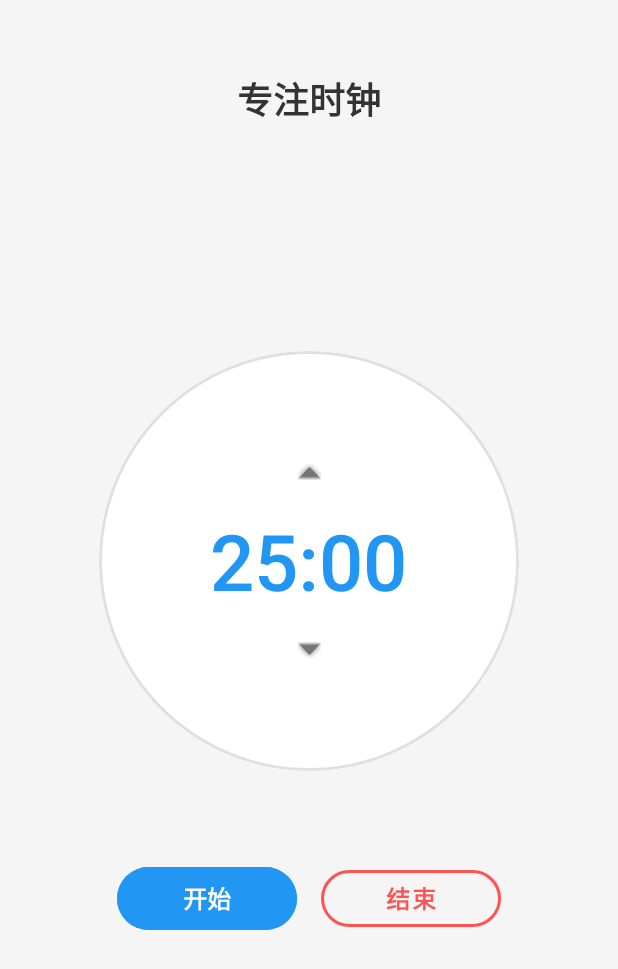
After one commit to Aiden-Sky/Calendar-Assistant, an Android app: the layout fragment_tomato.xml on its own in the app's theme, with its tools: preview values and no code run, on a phone screen of 412 x 824 dp. The commit adds this screen. Shown: the top 969 px of the screen. Run offline under Robolectric (Android 15) with nearby library versions, the phone set to English and light mode, and no system bars.

Commit message:
番茄时钟设计和部分主菜单修改5.2

```diff
--- a/app/build.gradle
+++ b/app/build.gradle
@@ -38,7 +38,7 @@ dependencies {
     implementation libs.constraintlayout
     implementation libs.navigation.fragment
     implementation libs.navigation.ui
-
+    implementation 'com.google.android.material:material:1.5.0'
 
     testImplementation libs.junit
     androidTestImplementation libs.ext.junit
--- /dev/null
+++ b/app/src/main/res/drawable/ic_menu_mark.xml
@@ -0,0 +1,5 @@
+<vector xmlns:android="http://schemas.android.com/apk/res/android" android:height="24dp" android:tint="#000000" android:viewportHeight="24" android:viewportWidth="24" android:width="24dp">
+
+    <path android:fillColor="@android:color/white" android:pathData="M9,16.17L4.83,12l-1.42,1.41L9,19 21,7l-1.41,-1.41z"/>
+
+</vector>
--- /dev/null
+++ b/app/src/main/res/layout/fragment_shedule.xml
@@ -0,0 +1,6 @@
+<?xml version="1.0" encoding="utf-8"?>
+<androidx.constraintlayout.widget.ConstraintLayout xmlns:android="http://schemas.android.com/apk/res/android"
+    android:layout_width="match_parent"
+    android:layout_height="match_parent">
+
+</androidx.constraintlayout.widget.ConstraintLayout>
--- /dev/null
+++ b/app/src/main/res/layout/fragment_tomato.xml
@@ -0,0 +1,122 @@
+<?xml version="1.0" encoding="utf-8"?>
+<androidx.constraintlayout.widget.ConstraintLayout
+    xmlns:android="http://schemas.android.com/apk/res/android"
+    xmlns:app="http://schemas.android.com/apk/res-auto"
+    android:layout_width="match_parent"
+    android:layout_height="match_parent"
+    android:background="#F5F5F5"
+    android:padding="16dp">
+
+    <!-- 顶部标题 -->
+    <TextView
+        android:id="@+id/title"
+        android:layout_width="wrap_content"
+        android:layout_height="wrap_content"
+        android:layout_marginTop="32dp"
+        android:text="专注时钟"
+        android:textColor="#333333"
+        android:textSize="24sp"
+        android:textStyle="bold"
+        app:layout_constraintTop_toTopOf="parent"
+        app:layout_constraintStart_toStartOf="parent"
+        app:layout_constraintEnd_toEndOf="parent"/>
+
+    <!-- 时钟圆环背景 -->
+    <com.google.android.material.card.MaterialCardView
+        android:id="@+id/clock_container"
+        android:layout_width="280dp"
+        android:layout_height="280dp"
+        android:layout_marginTop="150dp"
+        app:cardCornerRadius="140dp"
+        app:cardElevation="0dp"
+        app:strokeWidth="2dp"
+        app:strokeColor="#E0E0E0"
+        app:cardBackgroundColor="#FFFFFF"
+        app:layout_constraintTop_toBottomOf="@id/title"
+        app:layout_constraintStart_toStartOf="parent"
+        app:layout_constraintEnd_toEndOf="parent">
+
+        <RelativeLayout
+            android:layout_width="match_parent"
+            android:layout_height="match_parent"
+            android:padding="20dp">
+
+            <!-- 时间显示 -->
+            <TextView
+                android:id="@+id/timer_text"
+                android:layout_width="wrap_content"
+                android:layout_height="wrap_content"
+                android:layout_centerInParent="true"
+                android:text="25:00"
+                android:textColor="#2196F3"
+                android:textSize="52sp"
+                android:fontFamily="sans-serif-light"
+                android:textStyle="bold"/>
+
+            <!-- 调整时间按钮 -->
+            <ImageButton
+                android:id="@+id/increase_time"
+                android:layout_width="48dp"
+                android:layout_height="48dp"
+                android:layout_above="@id/timer_text"
+                android:layout_centerHorizontal="true"
+                android:background="?attr/selectableItemBackgroundBorderless"
+                android:src="@android:drawable/arrow_up_float"
+                app:tint="#757575" />
+
+            <ImageButton
+                android:id="@+id/decrease_time"
+                android:layout_width="48dp"
+                android:layout_height="48dp"
+                android:layout_below="@id/timer_text"
+                android:layout_centerHorizontal="true"
+                android:background="?attr/selectableItemBackgroundBorderless"
+                android:src="@android:drawable/arrow_down_float"
+                app:tint="#757575" />
+
+        </RelativeLayout>
+
+    </com.google.android.material.card.MaterialCardView>
+
+    <!-- 控制按钮容器 -->
+    <LinearLayout
+        android:id="@+id/button_container"
+        android:layout_width="wrap_content"
+        android:layout_height="wrap_content"
+        android:layout_marginTop="60dp"
+        android:orientation="horizontal"
+        android:gravity="center"
+        app:layout_constraintStart_toStartOf="parent"
+        app:layout_constraintEnd_toEndOf="parent"
+        app:layout_constraintTop_toBottomOf="@id/clock_container">
+
+        <!-- 开始/暂停按钮 -->
+        <com.google.android.material.button.MaterialButton
+            android:id="@+id/btn_start_pause"
+            android:layout_width="120dp"
+            android:layout_height="50dp"
+            android:layout_marginEnd="16dp"
+            android:text="开始"
+            android:textSize="16sp"
+            android:textStyle="bold"
+            app:cornerRadius="25dp"
+            android:backgroundTint="#2196F3"
+            app:elevation="0dp"/>
+
+        <!-- 结束按钮 -->
+        <com.google.android.material.button.MaterialButton
+            android:id="@+id/btn_stop"
+            style="@style/Widget.MaterialComponents.Button.OutlinedButton"
+            android:layout_width="120dp"
+            android:layout_height="50dp"
+            android:text="结束"
+            android:textSize="16sp"
+            android:textStyle="bold"
+            android:textColor="#FF5252"
+            app:cornerRadius="25dp"
+            app:strokeColor="#FF5252"
+            app:strokeWidth="2dp"/>
+
+    </LinearLayout>
+
+</androidx.constraintlayout.widget.ConstraintLayout>
--- a/app/src/main/res/menu/bottom_nav_menu.xml
+++ b/app/src/main/res/menu/bottom_nav_menu.xml
@@ -2,22 +2,22 @@
 <menu xmlns:android="http://schemas.android.com/apk/res/android">
     <item
         android:id="@+id/nav_home"
-        android:title="主页"
-        android:icon="@drawable/icons"/>
+        android:title="习惯打卡"
+        android:icon="@drawable/ic_menu_mark"/>
     <item
         android:id="@+id/nav_schedule"
-        android:title="日程"
+        android:title="日程管理"
         android:icon="@drawable/icons"/>
     <item
         android:id="@+id/nav_habit"
-        android:title="习惯"
+        android:title="番茄时钟"
         android:icon="@drawable/icons"/>
     <item
         android:id="@+id/nav_profile"
-        android:title="我的"
+        android:title="数据统计"
         android:icon="@drawable/icons"/>
     <item
         android:id="@+id/nav_setting"
-        android:title="设置"
+        android:title="个人中心"
         android:icon="@drawable/icons"/>
 </menu>
--- a/app/src/main/res/values/colors.xml
+++ b/app/src/main/res/values/colors.xml
@@ -4,4 +4,12 @@
     <color name="white">#FFFFFFFF</color>
     <color name="primary">#EE7870</color>
     <color name="login_button_background">#03A9F4</color>
+
+<!--    番茄时钟-->
+    <color name="timer_background">#F5F5F5</color>
+    <color name="timer_text">#333333</color>
+    <color name="button_start">#4CAF50</color>
+    <color name="button_pause">#FFA000</color>
+    <color name="button_stop">#F44336</color>
+
 </resources>
```
